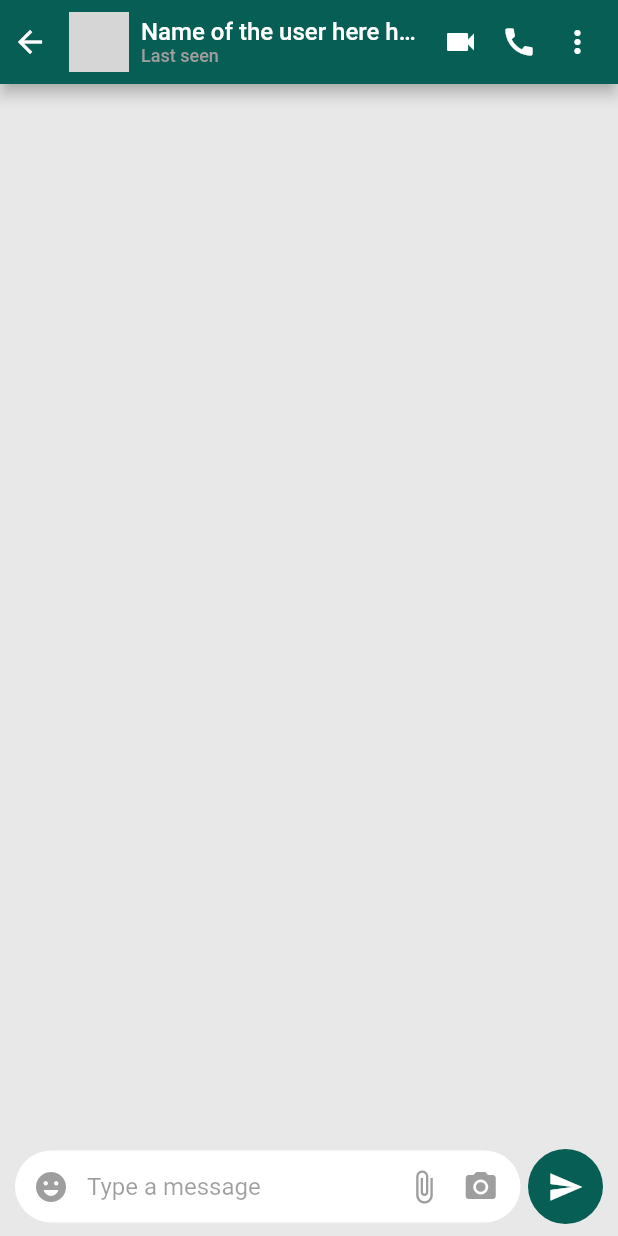
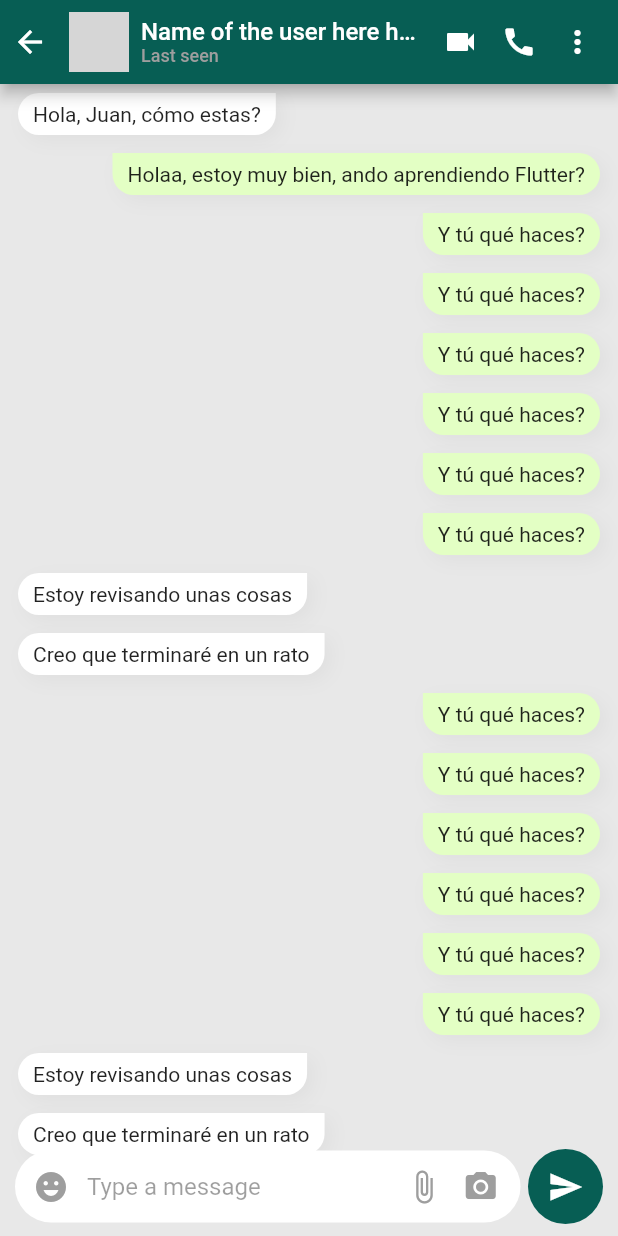
Before and after one commit to Rigel-Developer/semana7_whatsapp_clone, a Flutter app: the ChatDetailPage screen opened directly, on a phone screen of 412 x 824 dp. Run offline on Flutter 3.47's test engine with Material 2 defaults, Android fonts, the phone set to English and light mode, and no system bars; network calls fail; grey boxes are pictures that could not be loaded.

Commit message:
finish project and challenges 1 - 2

```diff
--- a/lib/data/data_dummy.dart
+++ b/lib/data/data_dummy.dart
@@ -1,3 +1,5 @@
+import 'package:semana7_whatsapp_clone/models/chat_message.dart';
+
 import '../models/chat.dart';
 
 List<ChatModel> chats = [
@@ -57,25 +59,77 @@ List<ChatModel> chats = [
   ),
 ];
 
-// List<ChatMessageModel> chatsMessageList = [
-//   ChatMessageModel(
-//     messageContent: "Hola, Juan, cómo estas?",
-//     messageType: "other",
-//   ),
-//   ChatMessageModel(
-//     messageContent: "Holaa, estoy muy bien, ando aprendiendo Flutter?",
-//     messageType: "me",
-//   ),
-//   ChatMessageModel(
-//     messageContent: "Y tú qué haces?",
-//     messageType: "me",
-//   ),
-//   ChatMessageModel(
-//     messageContent: "Estoy revisando unas cosas",
-//     messageType: "other",
-//   ),
-//   ChatMessageModel(
-//     messageContent: "Creo que terminaré en un rato",
-//     messageType: "other",
-//   ),
-// ];
+List<ChatMessageModel> chatsMessageList = [
+  ChatMessageModel(
+    messageContent: "Hola, Juan, cómo estas?",
+    messageType: "other",
+  ),
+  ChatMessageModel(
+    messageContent: "Holaa, estoy muy bien, ando aprendiendo Flutter?",
+    messageType: "me",
+  ),
+  ChatMessageModel(
+    messageContent: "Y tú qué haces?",
+    messageType: "me",
+  ),
+  ChatMessageModel(
+    messageContent: "Y tú qué haces?",
+    messageType: "me",
+  ),
+  ChatMessageModel(
+    messageContent: "Y tú qué haces?",
+    messageType: "me",
+  ),
+  ChatMessageModel(
+    messageContent: "Y tú qué haces?",
+    messageType: "me",
+  ),
+  ChatMessageModel(
+    messageContent: "Y tú qué haces?",
+    messageType: "me",
+  ),
+  ChatMessageModel(
+    messageContent: "Y tú qué haces?",
+    messageType: "me",
+  ),
+  ChatMessageModel(
+    messageContent: "Estoy revisando unas cosas",
+    messageType: "other",
+  ),
+  ChatMessageModel(
+    messageContent: "Creo que terminaré en un rato",
+    messageType: "other",
+  ),
+  ChatMessageModel(
+    messageContent: "Y tú qué haces?",
+    messageType: "me",
+  ),
+  ChatMessageModel(
+    messageContent: "Y tú qué haces?",
+    messageType: "me",
+  ),
+  ChatMessageModel(
+    messageContent: "Y tú qué haces?",
+    messageType: "me",
+  ),
+  ChatMessageModel(
+    messageContent: "Y tú qué haces?",
+    messageType: "me",
+  ),
+  ChatMessageModel(
+    messageContent: "Y tú qué haces?",
+    messageType: "me",
+  ),
+  ChatMessageModel(
+    messageContent: "Y tú qué haces?",
+    messageType: "me",
+  ),
+  ChatMessageModel(
+    messageContent: "Estoy revisando unas cosas",
+    messageType: "other",
+  ),
+  ChatMessageModel(
+    messageContent: "Creo que terminaré en un rato",
+    messageType: "other",
+  ),
+];
--- /dev/null
+++ b/lib/models/chat_message.dart
@@ -0,0 +1,6 @@
+class ChatMessageModel {
+  String messageContent;
+  String messageType;
+
+  ChatMessageModel({required this.messageContent, required this.messageType});
+}
--- a/lib/pages/chat_detail.dart
+++ b/lib/pages/chat_detail.dart
@@ -1,7 +1,17 @@
 import 'package:flutter/material.dart';
+import 'package:semana7_whatsapp_clone/data/data_dummy.dart';
+import 'package:semana7_whatsapp_clone/models/chat_message.dart';
+import 'package:semana7_whatsapp_clone/widgets/chat_message.dart';
 
-class ChatDetailPage extends StatelessWidget {
+class ChatDetailPage extends StatefulWidget {
   const ChatDetailPage({super.key});
+
+  @override
+  State<ChatDetailPage> createState() => _ChatDetailPageState();
+}
+
+class _ChatDetailPageState extends State<ChatDetailPage> {
+  final TextEditingController _controller = TextEditingController();
 
   @override
   Widget build(BuildContext context) {
@@ -57,6 +67,14 @@ class ChatDetailPage extends StatelessWidget {
             color: Colors.black.withOpacity(0.07),
           ),
           //Listado de mensajes
+          ListView.builder(
+            itemCount: chatsMessageList.length,
+            itemBuilder: (context, index) {
+              return ChatMessageWidget(
+                message: chatsMessageList[index],
+              );
+            },
+          ),
 
           //Input del nuevo mensaje
           Align(
@@ -69,6 +87,7 @@ class ChatDetailPage extends StatelessWidget {
               child: Row(children: [
                 Expanded(
                   child: TextField(
+                    controller: _controller,
                     decoration: InputDecoration(
                       filled: true,
                       fillColor: Colors.white,
@@ -113,7 +132,14 @@ class ChatDetailPage extends StatelessWidget {
                 ),
                 GestureDetector(
                   onTap: () {
-                    print('Send message');
+                    chatsMessageList.add(
+                      ChatMessageModel(
+                        messageContent: _controller.text,
+                        messageType: "me",
+                      ),
+                    );
+                    _controller.clear();
+                    setState(() {});
                   },
                   child: Container(
                     padding: const EdgeInsets.all(13),
--- /dev/null
+++ b/lib/widgets/chat_message.dart
@@ -0,0 +1,54 @@
+import 'package:flutter/material.dart';
+import 'package:semana7_whatsapp_clone/models/chat_message.dart';
+
+class ChatMessageWidget extends StatelessWidget {
+  ChatMessageModel message;
+
+  ChatMessageWidget({
+    super.key,
+    required this.message,
+  });
+
+  // bool itsMe = message.messageType == "me" ? true : false;
+
+  @override
+  Widget build(BuildContext context) {
+    return Align(
+      alignment:
+          message.messageType == "me" ? Alignment.topRight : Alignment.topLeft,
+      child: Container(
+        padding: const EdgeInsets.symmetric(
+          horizontal: 10,
+          vertical: 6,
+        ),
+        margin: const EdgeInsets.symmetric(
+          horizontal: 12,
+          vertical: 6,
+        ),
+        decoration: BoxDecoration(
+          color: message.messageType == "me"
+              ? const Color(0xffE3FFC4)
+              : Colors.white,
+          borderRadius: BorderRadius.only(
+            bottomRight: const Radius.circular(20),
+            bottomLeft: const Radius.circular(20),
+            topRight: message.messageType == "me"
+                ? const Radius.circular(20)
+                : const Radius.circular(0),
+            topLeft: message.messageType == "me"
+                ? const Radius.circular(0)
+                : const Radius.circular(20),
+          ),
+          boxShadow: [
+            BoxShadow(
+              color: Colors.black.withOpacity(0.04),
+              blurRadius: 10.0,
+              offset: const Offset(4, 4),
+            ),
+          ],
+        ),
+        child: Text(message.messageContent),
+      ),
+    );
+  }
+}
--- a/lib/widgets/item_chat.dart
+++ b/lib/widgets/item_chat.dart
@@ -20,7 +20,7 @@ class ItemChatWidget extends StatelessWidget {
         onTap: () {
           Navigator.push(
             context,
-            MaterialPageRoute(builder: (context) => const ChatDetailPage()),
+            MaterialPageRoute(builder: (context) => ChatDetailPage()),
           );
         },
         leading: CircleAvatar(
```
Also changed, not shown: lib/pages/call.dart (added, +28 -0 lines), lib/pages/home.dart (+8 -6 lines), lib/pages/status.dart (added, +98 -0 lines), lib/util/border_status.dart (added, +63 -0 lines), lib/widgets/item_call.dart (added, +41 -0 lines), lib/widgets/status_item.dart (added, +48 -0 lines), WhatsApp Image 2023-08-16 at 12.24.51.jpeg (added).
